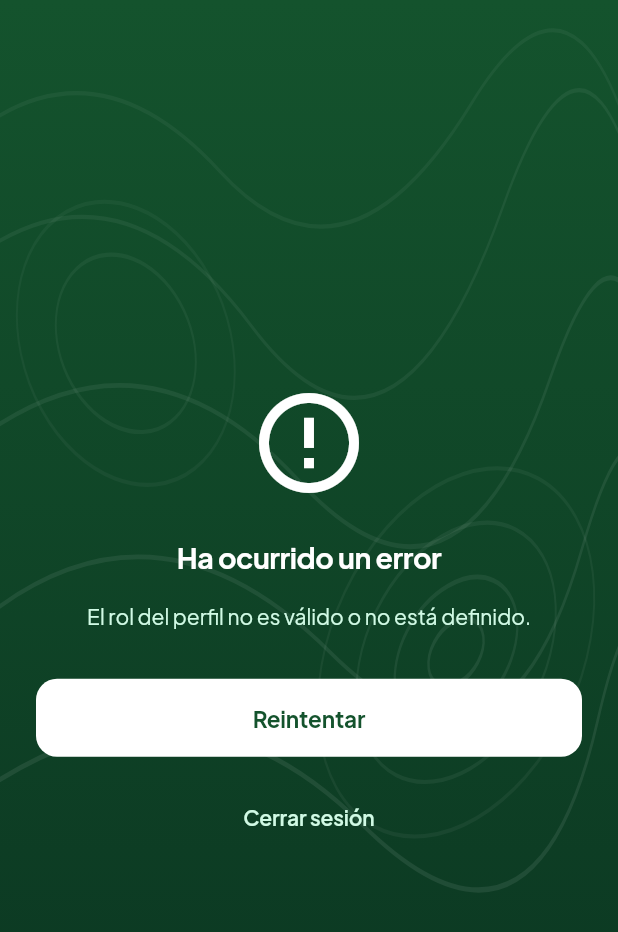
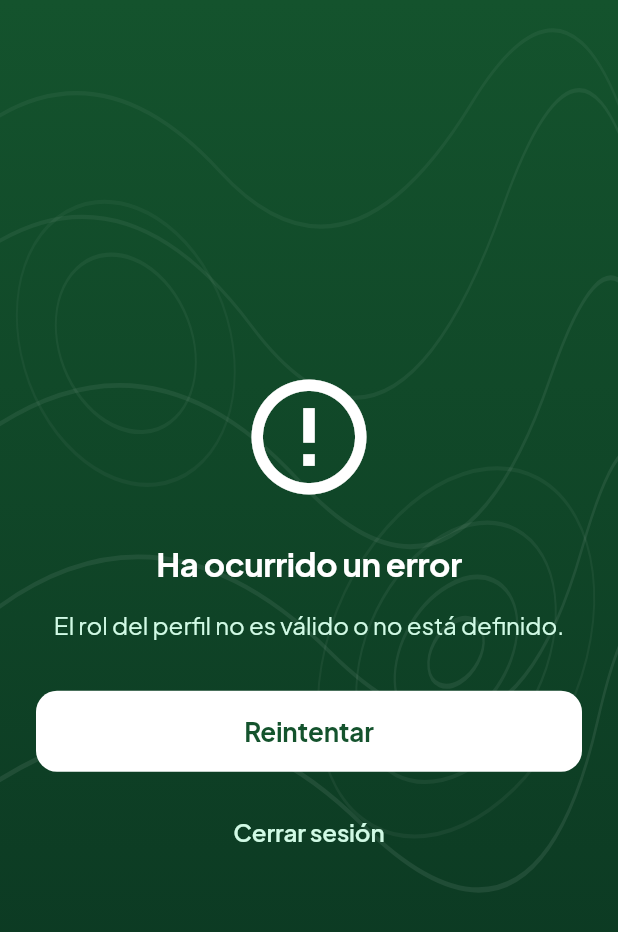
Before and after one commit to Xander-JS/agricultural_marketplace, a Flutter app: the screen it shows once a user with an empty profile is signed in, on a phone screen of 412 x 824 dp. Shown: the top 932 px of the screen. Run offline on Flutter 3.47's test engine with Material 3 defaults, Android fonts, the phone set to English and light mode, and no system bars; our stand-ins replace flutter_animate, flutter_dotenv, google_fonts, image_picker, lucide_icons_flutter, shared_preferences and 3 more; accounts and stored records are empty; statements that could not run were skipped.

Commit message:
actualizar punto de entrada principal de la aplicación

```diff
--- a/lib/main.dart
+++ b/lib/main.dart
@@ -1,10 +1,12 @@
 import 'package:flutter/material.dart';
 import 'package:google_fonts/google_fonts.dart';
+
 import 'core/config/supabase_client.dart';
 import 'core/localization/app_localizations.dart';
 import 'core/localization/localization_config.dart';
 import 'core/services/app_preferences_service.dart';
 import 'core/theme/app_theme.dart';
+import 'core/utils/date_formatters.dart';
 import 'features/auth/widgets/auth_gate.dart';
 
 void main() async {
@@ -52,6 +54,7 @@ class AgriculturalMarketplaceApp extends StatelessWidget {
     return ListenableBuilder(
       listenable: prefs,
       builder: (context, _) {
+        DateFormatters.languageCode = prefs.locale.languageCode;
         return MaterialApp(
           onGenerateTitle: (context) =>
               AppLocalizations.of(context)?.app_title ?? '',
@@ -72,6 +75,19 @@ class AgriculturalMarketplaceApp extends StatelessWidget {
           localizationsDelegates: LocalizationConfig.localizationsDelegates,
           localeResolutionCallback: LocalizationConfig.localeResolutionCallback,
 
+          // Tamaño de texto e iconos: multiplica la escala del sistema.
+          builder: (context, child) {
+            final media = MediaQuery.of(context);
+            return MediaQuery(
+              data: media.copyWith(
+                textScaler: TextScaler.linear(
+                  media.textScaler.scale(1) * prefs.textSize.factor,
+                ),
+              ),
+              child: child!,
+            );
+          },
+
           // ---------------------------------------------------------
           // Punto de entrada de la app
           // ---------------------------------------------------------
```
